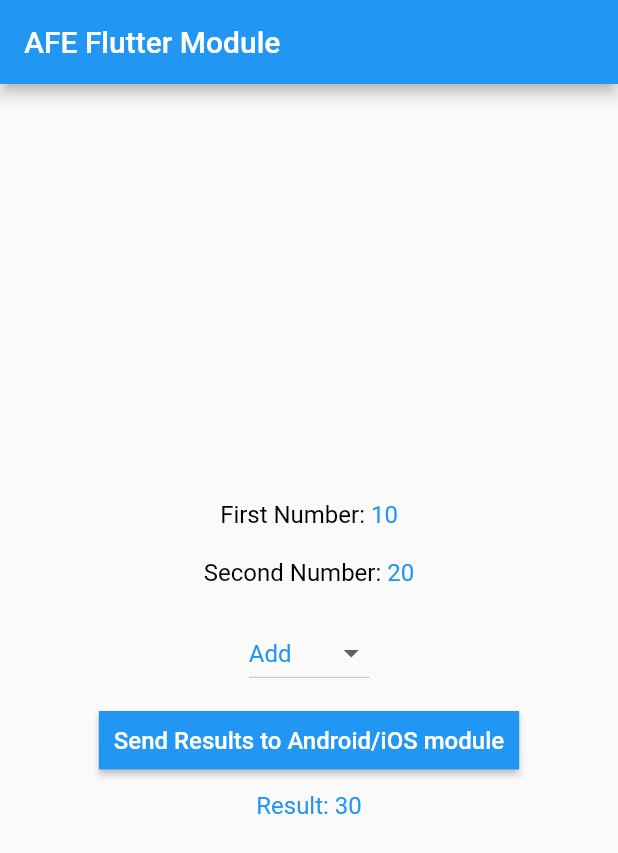
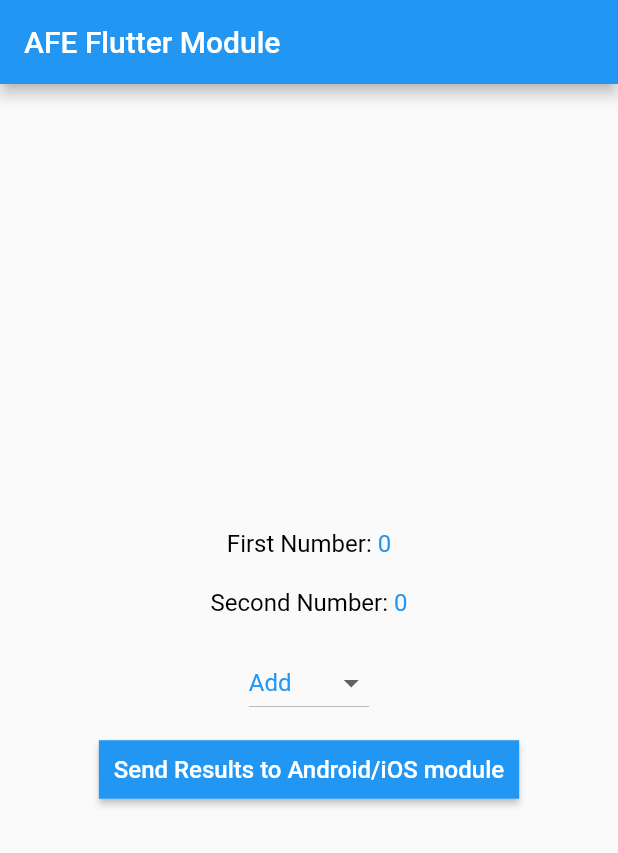
Before and after one commit to nirav-tukadiya/AFE_flutter, a Flutter app: the screen it shows after launch, after a tap on "Send Results to Android/iOS module", on a phone screen of 412 x 824 dp. Shown: the top 853 px of the screen. Run offline on Flutter 3.47's test engine with Material 2 defaults, Android fonts, the phone set to English and light mode, and no system bars.

```diff
--- a/lib/main.dart
+++ b/lib/main.dart
@@ -1,4 +1,7 @@
+import 'dart:convert';
+
 import 'package:flutter/material.dart';
+import 'package:flutter/services.dart';
 
 void main() => runApp(MyApp());
 
@@ -45,7 +48,43 @@ class MyHomePage extends StatefulWidget {
 
 class _MyHomePageState extends State<MyHomePage> {
   String dropdownValue = 'Add';
-  int result = 0;
+  int _result = 0;
+
+  int _first = 0;
+  int _second = 0;
+
+  String resultStr = "";
+
+  static const platform = const MethodChannel('in.androidgeek.afe/data');
+
+  _MyHomePageState() {
+    platform.setMethodCallHandler(_receiveFromHost);
+  }
+
+  Future<void> _receiveFromHost(MethodCall call) async {
+    int f = 0;
+    int s = 0;
+
+    try {
+      print(call.method);
+
+      if (call.method == "fromHostToClient") {
+        final String data = call.arguments;
+        print(call.arguments);
+        final jData = jsonDecode(data);
+
+        f = jData['first'];
+        s = jData['second'];
+      }
+    } on PlatformException catch (e) {
+      //platform may not able to send proper data.
+    }
+
+    setState(() {
+      _first = f;
+      _second = s;
+    });
+  }
 
   _addNumbers(int n1, int n2) {
     return n1 + n2;
@@ -58,11 +97,29 @@ class _MyHomePageState extends State<MyHomePage> {
   _setResults(int n1, int n2) {
     setState(() {
       if (dropdownValue == 'Add') {
-        result = _addNumbers(n1, n2);
+        _result = _addNumbers(n1, n2);
       } else {
-        result = _multiplyNumbers(n1, n2);
+        _result = _multiplyNumbers(n1, n2);
       }
     });
+  }
+
+  void _sendResultsToAndroidiOS() {
+    if (dropdownValue == 'Add') {
+      _result = _addNumbers(_first, _second);
+    } else {
+      _result = _multiplyNumbers(_first, _second);
+    }
+
+    Map<String, dynamic> resultMap = Map();
+    resultMap['operation'] = dropdownValue;
+    resultMap['result'] = _result;
+
+    setState(() {
+      resultStr = resultMap.toString();
+    });
+
+    platform.invokeMethod("FromClientToHost", resultMap.toString());
   }
 
   @override
@@ -107,7 +164,7 @@ class _MyHomePageState extends State<MyHomePage> {
                         Text('First Number: ',
                             style:
                                 TextStyle(color: Colors.black, fontSize: 16)),
-                        Text('10',
+                        Text(_first.toString(),
                             style: TextStyle(color: Colors.blue, fontSize: 16)),
                       ])),
               Container(
@@ -118,7 +175,7 @@ class _MyHomePageState extends State<MyHomePage> {
                         Text('Second Number: ',
                             style:
                                 TextStyle(color: Colors.black, fontSize: 16)),
-                        Text('20',
+                        Text(_second.toString(),
                             style: TextStyle(color: Colors.blue, fontSize: 16)),
                       ])),
               Container(
@@ -146,7 +203,6 @@ class _MyHomePageState extends State<MyHomePage> {
                   )),
               RaisedButton(
                 onPressed: () {
-                  _setResults(10, 20);
                   _sendResultsToAndroidiOS();
                 },
                 textColor: Colors.white,
@@ -156,19 +212,9 @@ class _MyHomePageState extends State<MyHomePage> {
                     padding: const EdgeInsets.all(10.0),
                     child: const Text('Send Results to Android/iOS module',
                         style: TextStyle(fontSize: 16))),
-              ),
-              Container(
-                  margin: EdgeInsets.all(10),
-                  child: Text(
-                    'Result: $result',
-                    style: TextStyle(color: Colors.blue, fontSize: 16),
-                  ))
+              )
             ],
           ),
         ));
   }
-
-  void _sendResultsToAndroidiOS() {
-    //TODO send results to Android/iOS module
-  }
 }
```
